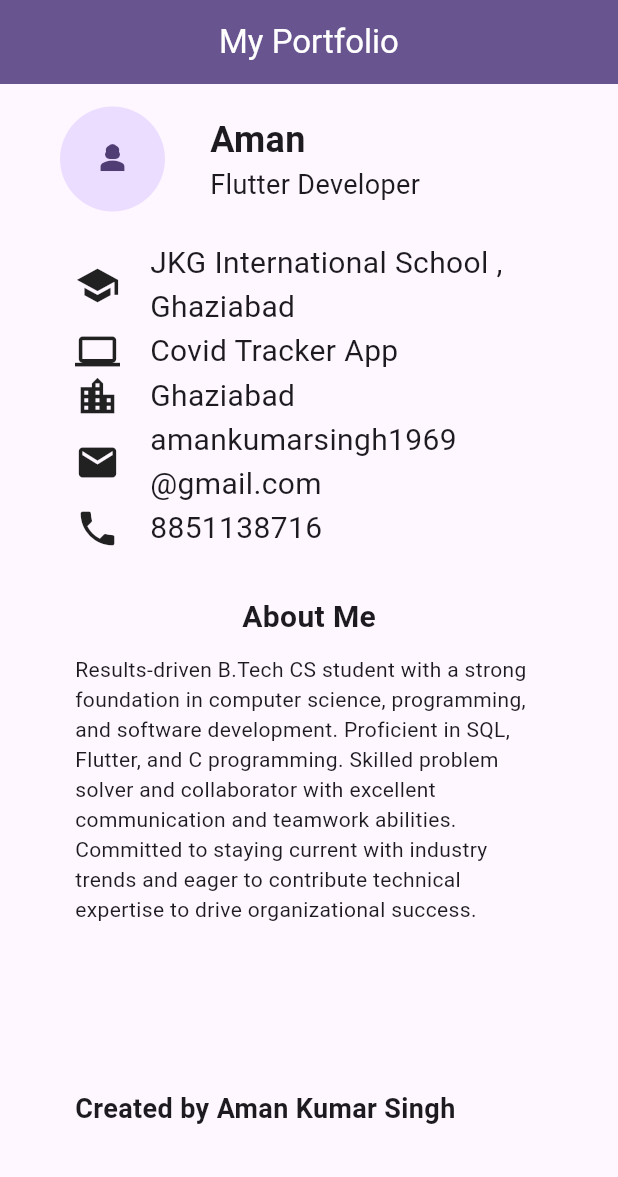
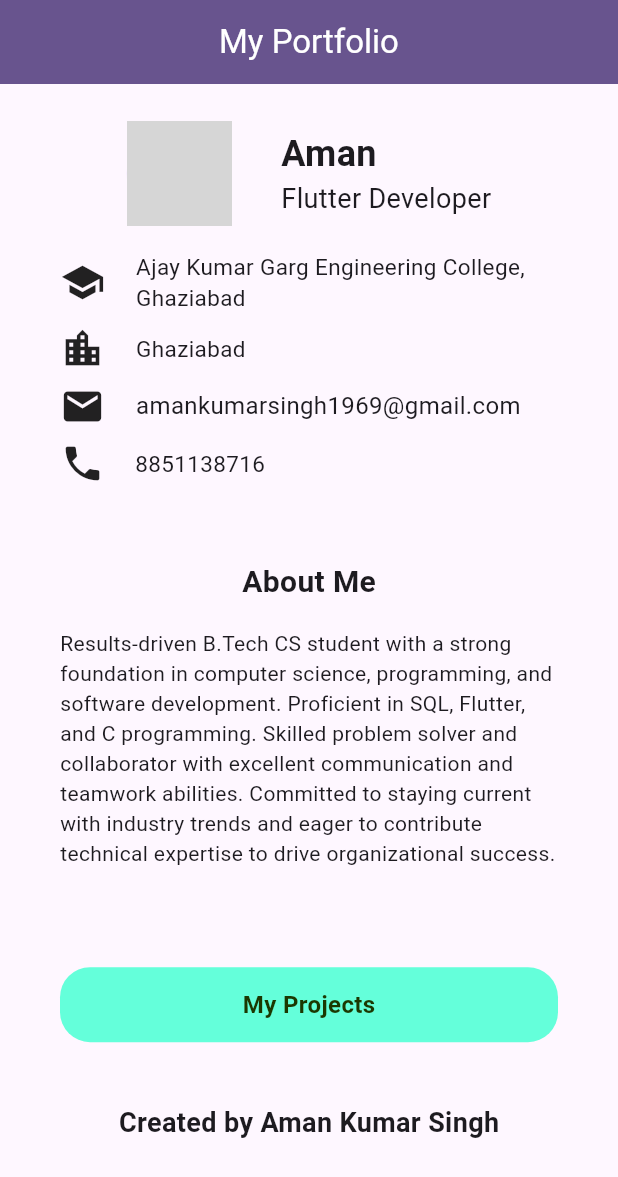
Before and after one commit to amankumarsingh3658/My-Resume, a Flutter app: the screen it shows after launch, on a phone screen of 412 x 824 dp. Shown: the top 1177 px of the screen. Run offline on Flutter 3.47's test engine with Material 3 defaults, Android fonts, the phone set to English and light mode, and no system bars; our stand-ins replace webview_flutter; network calls fail; grey boxes are pictures that could not be loaded.

Commit message:
minor changes

```diff
--- a/lib/Screens/homescreen.dart
+++ b/lib/Screens/homescreen.dart
@@ -1,6 +1,5 @@
-import 'dart:ffi';
-
 import 'package:flutter/material.dart';
+import 'package:reportcard/Screens/projectsScreen.dart';
 
 class HomeScreen extends StatefulWidget {
   const HomeScreen({super.key});
@@ -12,30 +11,40 @@ class HomeScreen extends StatefulWidget {
 class _HomeScreenState extends State<HomeScreen> {
   @override
   Widget build(BuildContext context) {
+    final mq = MediaQuery.of(context).size;
+    final height = mq.height;
+    final width = mq.width;
     return Scaffold(
       appBar: AppBar(
         backgroundColor: Theme.of(context).primaryColor,
-        title: Text("My Portfolio",style: TextStyle(color: Colors.white),),centerTitle: true,
+        title: Text(
+          "My Portfolio",
+          style: TextStyle(color: Colors.white),
         ),
-      body: Padding(
-        padding: const EdgeInsets.symmetric(horizontal: 40),
+        centerTitle: true,
+      ),
+      body: SingleChildScrollView(
+        child: Padding(
+          padding: const EdgeInsets.symmetric(horizontal: 30),
           child: Column(
             mainAxisAlignment: MainAxisAlignment.start,
             crossAxisAlignment: CrossAxisAlignment.center,
             children: [
               SizedBox(
-              height:15,
+                height: height * 0.03,
               ),
               Row(
                 crossAxisAlignment: CrossAxisAlignment.center,
-              mainAxisAlignment: MainAxisAlignment.start,
+                mainAxisAlignment: MainAxisAlignment.center,
                 children: [
                   CircleAvatar(
+                    backgroundImage: NetworkImage(
+                        'https://avatars.githubusercontent.com/u/60209451?v=4'),
                     child: Icon(Icons.person_3),
                     radius: 35,
                   ),
                   SizedBox(
-                  width: 30,
+                    width: width * 0.08,
                   ),
                   Column(
                     mainAxisAlignment: MainAxisAlignment.center,
@@ -43,8 +52,8 @@ class _HomeScreenState extends State<HomeScreen> {
                     children: [
                       Text(
                         "Aman",
-                      style:
-                          TextStyle(fontSize: 24, fontWeight: FontWeight.bold),
+                        style: TextStyle(
+                            fontSize: 24, fontWeight: FontWeight.bold),
                       ),
                       Text(
                         "Flutter Developer",
@@ -57,7 +66,7 @@ class _HomeScreenState extends State<HomeScreen> {
                 ],
               ),
               SizedBox(
-              height: 20,
+                height: height * 0.02,
               ),
               Padding(
                 padding: const EdgeInsets.symmetric(horizontal: 10),
@@ -74,31 +83,33 @@ class _HomeScreenState extends State<HomeScreen> {
                           size: 30,
                         ),
                         SizedBox(
-                        width: 20,
+                          width: width * 0.05,
                         ),
                         Text(
-                        "JKG International School ,\nGhaziabad",
-                        style: TextStyle(fontSize: 20),
+                          "Ajay Kumar Garg Engineering College,\nGhaziabad",
+                          style: TextStyle(fontSize: 15),
                         )
                       ],
+                    ),SizedBox(
+                      height: height * 0.01,
                     ),
-                  Row(
-                    crossAxisAlignment: CrossAxisAlignment.center,
-                    mainAxisAlignment: MainAxisAlignment.start,
-                    children: [
-                      Icon(
-                        Icons.laptop,
-                        size: 30,
-                      ),
-                      SizedBox(
-                        width: 20,
-                      ),
-                      Text(
-                        "Covid Tracker App",
-                        style: TextStyle(fontSize: 20),
-                      )
-                    ],
-                  ),
+                    // Row(
+                    //   crossAxisAlignment: CrossAxisAlignment.center,
+                    //   mainAxisAlignment: MainAxisAlignment.start,
+                    //   children: [
+                    //     Icon(
+                    //       Icons.laptop,
+                    //       size: 30,
+                    //     ),
+                    //     SizedBox(
+                    //       width: 20,
+                    //     ),
+                    //     Text(
+                    //       "Covid Tracker App",
+                    //       style: TextStyle(fontSize: 20),
+                    //     )
+                    //   ],
+                    // ),
                     Row(
                       crossAxisAlignment: CrossAxisAlignment.center,
                       mainAxisAlignment: MainAxisAlignment.start,
@@ -108,13 +119,15 @@ class _HomeScreenState extends State<HomeScreen> {
                           size: 30,
                         ),
                         SizedBox(
-                        width: 20,
+                          width: width * 0.05,
                         ),
                         Text(
                           "Ghaziabad",
-                        style: TextStyle(fontSize: 20),
+                          style: TextStyle(fontSize: 15),
                         )
                       ],
+                    ),SizedBox(
+                      height: height * 0.01,
                     ),
                     Row(
                       crossAxisAlignment: CrossAxisAlignment.center,
@@ -125,13 +138,15 @@ class _HomeScreenState extends State<HomeScreen> {
                           size: 30,
                         ),
                         SizedBox(
-                        width: 20,
+                          width: width * 0.05,
                         ),
                         Text(
-                        "amankumarsingh1969\n@gmail.com ",
-                        style: TextStyle(fontSize: 20),
+                          "amankumarsingh1969@gmail.com ",
+                          style: TextStyle(fontSize: 16),
                         )
                       ],
+                    ),SizedBox(
+                      height: height * 0.01,
                     ),
                     Row(
                       crossAxisAlignment: CrossAxisAlignment.center,
@@ -146,29 +161,56 @@ class _HomeScreenState extends State<HomeScreen> {
                         ),
                         Text(
                           "8851138716",
-                        style: TextStyle(fontSize: 20),
+                          style: TextStyle(fontSize: 15),
                         )
                       ],
                     ),
                     SizedBox(
-                    height: 30,
+                      height: height * 0.06,
                     ),
                     Center(
                         child: Text(
                       "About Me",
-                    style: TextStyle(fontSize: 20, fontWeight: FontWeight.bold),
+                      style:
+                          TextStyle(fontSize: 20, fontWeight: FontWeight.bold),
                     )),
                     SizedBox(
-                    height: 10,
+                      height: height * 0.02,
                     ),
                     Text(
                         "Results-driven B.Tech CS student with a strong foundation in computer science, programming, and software development. Proficient in SQL, Flutter, and C programming. Skilled problem solver and collaborator with excellent communication and teamwork abilities. Committed to staying current with industry trends and eager to contribute technical expertise to drive organizational success."),
                     SizedBox(
-                    height: 110,
+                      height: height * 0.08,
                     ),
-                  Text(
+                    InkWell(
+                      onTap: () {
+                        Navigator.push(
+                            context,
+                            MaterialPageRoute(
+                                builder: (context) => MyProjects()));
+                      },
+                      child: Container(
+                        height: 50,
+                        decoration: BoxDecoration(
+                            borderRadius: BorderRadius.circular(20),
+                            color: Colors.tealAccent),
+                        child: Center(
+                            child: Text(
+                          'My Projects',
+                          style: TextStyle(
+                              fontWeight: FontWeight.bold, fontSize: 16,color: const Color.fromARGB(255, 27, 56, 1)),
+                        )),
+                      ),
+                    ),
+                    SizedBox(
+                      height: height * 0.05,
+                    ),
+                    Center(
+                      child: Text(
                         "Created by Aman Kumar Singh",
-                    style: TextStyle(fontSize: 18, fontWeight: FontWeight.bold),
+                        style: TextStyle(
+                            fontSize: 18, fontWeight: FontWeight.bold),
+                      ),
                     )
                   ],
                 ),
@@ -176,6 +218,7 @@ class _HomeScreenState extends State<HomeScreen> {
             ],
           ),
         ),
+      ),
     );
   }
 }
--- a/lib/main.dart
+++ b/lib/main.dart
@@ -1,5 +1,7 @@
 import 'package:flutter/material.dart';
+import 'package:flutter/services.dart';
 import 'package:reportcard/Screens/homescreen.dart';
+import 'package:webview_flutter/webview_flutter.dart';
 
 void main() {
   runApp(const MyApp());
@@ -12,6 +14,7 @@ class MyApp extends StatelessWidget {
   @override
   Widget build(BuildContext context) {
     return MaterialApp(
+      debugShowCheckedModeBanner: false,
       title: 'Flutter Demo',
       theme: ThemeData(
         colorScheme: ColorScheme.fromSeed(seedColor: Colors.deepPurple),
--- a/pubspec.yaml
+++ b/pubspec.yaml
@@ -35,6 +35,7 @@ dependencies:
   # The following adds the Cupertino Icons font to your application.
   # Use with the CupertinoIcons class for iOS style icons.
   cupertino_icons: ^1.0.6
+  webview_flutter: ^4.9.0
 
 dev_dependencies:
   flutter_test:
```
Also changed, not shown: lib/Screens/openProjectScreen.dart (added, +22 -0 lines), lib/Screens/projectsScreen.dart (added, +81 -0 lines), pubspec.lock, 9 other files. Lines whose indentation alone changed are shown as unchanged.
